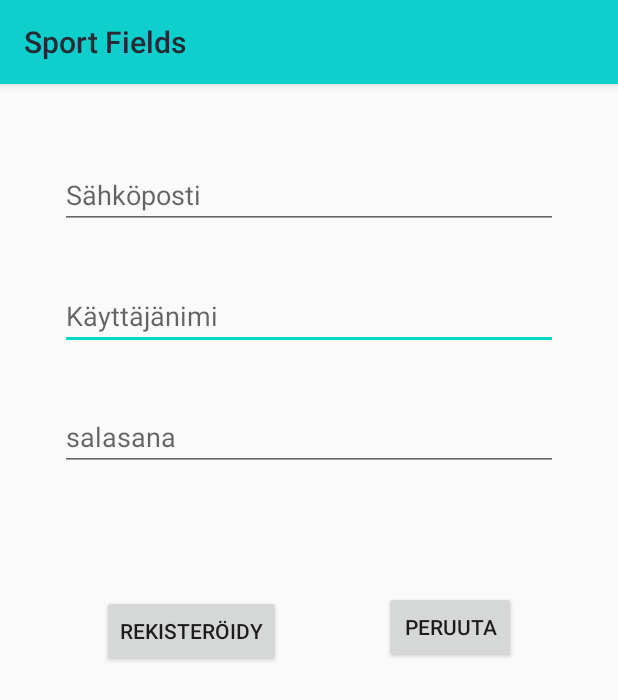
After one commit to jage97/InnovaatioProjekti, an Android app: the RegisterActivity screen opened directly, with no data from a screen before it, on a phone screen of 412 x 824 dp. The commit adds this screen. Shown: the top 700 px of the screen. Run offline under Robolectric (Android 15) with nearby library versions, the phone set to English and light mode, and no system bars; our stand-ins replace Firebase (no records; nobody signed in at launch, a user with empty details on screens opened directly).

Commit message:
sportList

```diff
--- /dev/null
+++ b/app/src/main/java/com/example/myapplication/RegisterActivity.java
@@ -0,0 +1,109 @@
+package com.example.myapplication;
+
+import android.os.Bundle;
+import android.text.TextUtils;
+import android.view.View;
+import android.widget.Button;
+import android.widget.EditText;
+import android.app.Activity;
+import android.content.Intent;
+import android.os.Bundle;
+import android.util.Log;
+import android.widget.Toast;
+import com.google.android.gms.tasks.OnCompleteListener;
+import com.google.android.gms.tasks.Task;
+import com.google.firebase.auth.AuthResult;
+import com.google.firebase.auth.FirebaseAuth;
+import com.google.firebase.auth.FirebaseUser;
+import com.google.firebase.database.DatabaseReference;
+import com.google.firebase.database.FirebaseDatabase;
+import com.google.firebase.firestore.auth.User;
+import com.google.firebase.database.DataSnapshot;
+import com.google.firebase.database.DatabaseError;
+import com.google.firebase.database.ValueEventListener;
+import androidx.annotation.NonNull;
+import androidx.appcompat.app.AppCompatActivity;
+
+public class RegisterActivity extends AppCompatActivity {
+    private Button buttonRegister, buttonReturn;
+    private EditText emailText, passwordText, usernameText;
+    private FirebaseAuth mAuth;
+    private DatabaseReference mDatabase;
+    private FirebaseDatabase database;
+    private static final String USER = "user";
+    private String TAG = "RegisterActivity";
+   // private User user;
+    private com.example.myapplication.user user;
+    @Override
+    protected void onCreate(Bundle savedInstanceState) {
+        super.onCreate(savedInstanceState);
+        setContentView(R.layout.activity_register);
+        mAuth = FirebaseAuth.getInstance();
+        buttonRegister = (Button) findViewById(R.id.register);
+        buttonReturn = (Button) findViewById(R.id.back);
+        emailText = (EditText) findViewById(R.id.email);
+        passwordText = (EditText) findViewById(R.id.password);
+        usernameText = (EditText) findViewById(R.id.username);
+
+        database = FirebaseDatabase.getInstance();
+        mDatabase = database.getReference(USER);
+        mAuth = FirebaseAuth.getInstance();
+
+        buttonReturn.setOnClickListener(new View.OnClickListener() {
+            @Override
+            public void onClick(View v) {
+                finish();
+            }
+        });
+
+        buttonRegister.setOnClickListener(new View.OnClickListener() {
+
+            @Override
+            public void onClick(View v) {
+                String email = emailText.getText().toString();
+                String password = passwordText.getText().toString();
+                String username = usernameText.getText().toString();
+                if (TextUtils.isEmpty(email) || TextUtils.isEmpty(password) || TextUtils.isEmpty(username)){
+                    Toast.makeText(RegisterActivity.this, "Anna käyttäjänimi, sähköposti ja salasana", Toast.LENGTH_LONG).show();
+                    return;
+                }else if (password.length() < 6){
+                    Toast.makeText(RegisterActivity.this, "Salasanan pituus vähintään 6 kirjainta", Toast.LENGTH_LONG).show();
+                    return;
+                }
+                com.example.myapplication.user user = new com.example.myapplication.user(email, username, password);
+                registerUser(email, password);
+            }
+        });
+    }
+    public void registerUser(String email, String password){
+        Toast.makeText(RegisterActivity.this, email,Toast.LENGTH_SHORT).show();
+        mAuth.createUserWithEmailAndPassword(email, password)
+                .addOnCompleteListener(this, new OnCompleteListener<AuthResult>() {
+                    @Override
+                    public void onComplete(@NonNull Task<AuthResult> task) {
+                        if (task.isSuccessful()) {
+                            // Sign in success, update UI with the signed-in user's information
+                            Log.d(TAG, "createUserWithEmail:success");
+                            FirebaseUser user = mAuth.getCurrentUser();
+                            updateUI(user);
+                        } else {
+                            // If sign in fails, display a message to the user.
+                            Log.w(TAG, "createUserWithEmail:failure", task.getException());
+                            Toast.makeText(RegisterActivity.this, "Authentication failed.",
+                                    Toast.LENGTH_SHORT).show();
+                        }
+
+                        // ...
+                    }
+                });
+        }
+
+        public void updateUI(FirebaseUser currentUser){
+            String keyId = mDatabase.push().getKey();
+            mDatabase.child(keyId).setValue(user);
+            finish();
+
+        }
+
+
+}
--- /dev/null
+++ b/app/src/main/res/layout/activity_register.xml
@@ -0,0 +1,88 @@
+<?xml version="1.0" encoding="utf-8"?>
+<androidx.constraintlayout.widget.ConstraintLayout xmlns:android="http://schemas.android.com/apk/res/android"
+    xmlns:app="http://schemas.android.com/apk/res-auto"
+    android:id="@+id/container"
+    android:layout_width="match_parent"
+    android:layout_height="match_parent"
+    android:paddingLeft="@dimen/activity_horizontal_margin"
+    android:paddingTop="@dimen/activity_vertical_margin"
+    android:paddingRight="@dimen/activity_horizontal_margin"
+    android:paddingBottom="@dimen/activity_vertical_margin">
+
+    <EditText
+        android:id="@+id/username"
+        android:layout_width="0dp"
+        android:layout_height="wrap_content"
+        android:layout_marginStart="24dp"
+        android:layout_marginTop="35dp"
+        android:layout_marginEnd="24dp"
+        android:hint="Käyttäjänimi"
+        android:selectAllOnFocus="true"
+        app:layout_constraintEnd_toEndOf="parent"
+        app:layout_constraintStart_toStartOf="parent"
+        app:layout_constraintTop_toBottomOf="@+id/email" />
+
+    <EditText
+        android:id="@+id/email"
+        android:layout_width="0dp"
+        android:layout_height="wrap_content"
+        android:layout_marginStart="24dp"
+        android:layout_marginTop="35dp"
+        android:layout_marginEnd="24dp"
+        android:hint="Sähköposti"
+        android:selectAllOnFocus="true"
+        app:layout_constraintEnd_toEndOf="parent"
+        app:layout_constraintStart_toStartOf="parent"
+        app:layout_constraintTop_toTopOf="parent" />
+
+    <EditText
+        android:id="@+id/password"
+        android:layout_width="0dp"
+        android:layout_height="wrap_content"
+        android:layout_marginStart="24dp"
+        android:layout_marginTop="35dp"
+        android:layout_marginEnd="24dp"
+        android:hint="salasana"
+        android:inputType="textPassword"
+        android:selectAllOnFocus="true"
+        app:layout_constraintEnd_toEndOf="parent"
+        app:layout_constraintStart_toStartOf="parent"
+        app:layout_constraintTop_toBottomOf="@+id/username" />
+
+    <Button
+        android:id="@+id/register"
+        android:layout_width="wrap_content"
+        android:layout_height="wrap_content"
+        android:layout_gravity="start"
+        android:layout_marginStart="32dp"
+        android:layout_marginLeft="32dp"
+        android:layout_marginTop="16dp"
+        android:layout_marginEnd="24dp"
+        android:layout_marginRight="24dp"
+        android:layout_marginBottom="64dp"
+        android:text="Rekisteröidy"
+        app:layout_constraintBottom_toBottomOf="parent"
+        app:layout_constraintEnd_toStartOf="@+id/back"
+        app:layout_constraintStart_toStartOf="parent"
+        app:layout_constraintTop_toBottomOf="@+id/password"
+        app:layout_constraintVertical_bias="0.183" />
+
+    <Button
+        android:id="@+id/back"
+        android:layout_width="wrap_content"
+        android:layout_height="wrap_content"
+        android:layout_gravity="start"
+        android:layout_marginStart="24dp"
+        android:layout_marginLeft="24dp"
+        android:layout_marginTop="16dp"
+        android:layout_marginEnd="32dp"
+        android:layout_marginRight="32dp"
+        android:layout_marginBottom="64dp"
+        android:text="Peruuta"
+        app:layout_constraintBottom_toBottomOf="parent"
+        app:layout_constraintEnd_toEndOf="parent"
+        app:layout_constraintStart_toEndOf="@+id/register"
+        app:layout_constraintTop_toBottomOf="@+id/password"
+        app:layout_constraintVertical_bias="0.175" />
+
+</androidx.constraintlayout.widget.ConstraintLayout>
--- a/app/src/main/res/layout/popup.xml
+++ b/app/src/main/res/layout/popup.xml
@@ -16,7 +16,7 @@
         android:layout_marginEnd="55dp"
         android:layout_marginRight="55dp"
         android:layout_marginBottom="10dp"
-        android:hint="Käyttäjätunnus"
+        android:hint="Sähköposti"
         android:singleLine="false"
         android:textSize="24sp"
         android:textStyle="italic"
--- a/app/src/main/res/values/dimens.xml
+++ b/app/src/main/res/values/dimens.xml
@@ -2,4 +2,7 @@
     <dimen name="app_bar_height">180dp</dimen>
     <dimen name="fab_margin">16dp</dimen>
     <dimen name="text_margin">16dp</dimen>
+    <!-- Default screen margins, per the Android Design guidelines. -->
+    <dimen name="activity_horizontal_margin">16dp</dimen>
+    <dimen name="activity_vertical_margin">16dp</dimen>
 </resources>
```
Also changed, not shown: app/build.gradle (+10 -1 lines), app/src/main/AndroidManifest.xml (+4 -5 lines), app/src/main/java/com/example/myapplication/recyclerClass.java (+72 -19 lines), app/src/main/java/com/example/myapplication/sportList.java (+74 -18 lines), app/src/main/java/com/example/myapplication/user.java (added, +39 -0 lines), app/src/main/res/menu/menu_rating.xml (+21 -3 lines), app/src/main/res/menu/menu_scrolling.xml (+8 -12 lines), app/src/main/res/values/strings.xml (+9 -0 lines).
